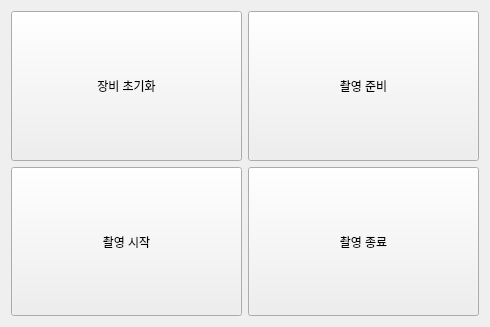
Qt form Project/src/imaging/ImagingSW/controlpanel.ui (AndaCondaa/Dental_Imaging_SW_System) before a commit.
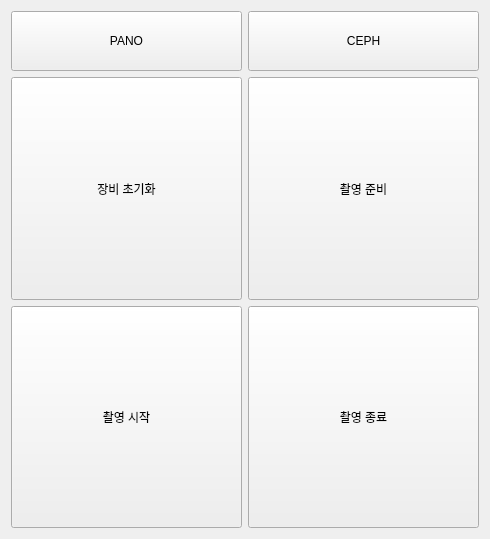
The same form after that commit.

Diff of the .ui file:
```diff
--- a/Project/src/imaging/ImagingSW/controlpanel.ui
+++ b/Project/src/imaging/ImagingSW/controlpanel.ui
@@ -7,55 +7,14 @@
     <x>0</x>
     <y>0</y>
     <width>490</width>
-    <height>327</height>
+    <height>539</height>
    </rect>
   </property>
   <property name="windowTitle">
    <string>Form</string>
   </property>
   <layout class="QGridLayout" name="gridLayout">
-   <item row="0" column="0">
-    <widget class="QPushButton" name="resetButton">
-     <property name="sizePolicy">
-      <sizepolicy hsizetype="Minimum" vsizetype="Minimum">
-       <horstretch>0</horstretch>
-       <verstretch>0</verstretch>
-      </sizepolicy>
-     </property>
-     <property name="minimumSize">
-      <size>
-       <width>151</width>
-       <height>90</height>
-      </size>
-     </property>
-     <property name="text">
-      <string>장비 초기화</string>
-     </property>
-     <property name="checkable">
-      <bool>false</bool>
-     </property>
-    </widget>
-   </item>
-   <item row="0" column="1">
-    <widget class="QPushButton" name="readyButton">
-     <property name="sizePolicy">
-      <sizepolicy hsizetype="Minimum" vsizetype="Minimum">
-       <horstretch>0</horstretch>
-       <verstretch>0</verstretch>
-      </sizepolicy>
-     </property>
-     <property name="minimumSize">
-      <size>
-       <width>150</width>
-       <height>90</height>
-      </size>
-     </property>
-     <property name="text">
-      <string>촬영 준비</string>
-     </property>
-    </widget>
-   </item>
-   <item row="1" column="1">
+   <item row="2" column="2">
     <widget class="QPushButton" name="stopButton">
      <property name="sizePolicy">
       <sizepolicy hsizetype="Minimum" vsizetype="Minimum">
@@ -74,7 +33,79 @@
      </property>
     </widget>
    </item>
+   <item row="1" column="2">
+    <widget class="QPushButton" name="readyButton">
+     <property name="sizePolicy">
+      <sizepolicy hsizetype="Minimum" vsizetype="Minimum">
+       <horstretch>0</horstretch>
+       <verstretch>0</verstretch>
+      </sizepolicy>
+     </property>
+     <property name="minimumSize">
+      <size>
+       <width>150</width>
+       <height>90</height>
+      </size>
+     </property>
+     <property name="text">
+      <string>촬영 준비</string>
+     </property>
+    </widget>
+   </item>
    <item row="1" column="0">
+    <widget class="QPushButton" name="resetButton">
+     <property name="sizePolicy">
+      <sizepolicy hsizetype="Minimum" vsizetype="Minimum">
+       <horstretch>0</horstretch>
+       <verstretch>0</verstretch>
+      </sizepolicy>
+     </property>
+     <property name="minimumSize">
+      <size>
+       <width>150</width>
+       <height>90</height>
+      </size>
+     </property>
+     <property name="text">
+      <string>장비 초기화</string>
+     </property>
+     <property name="checkable">
+      <bool>false</bool>
+     </property>
+    </widget>
+   </item>
+   <item row="0" column="0">
+    <widget class="QPushButton" name="panoButton">
+     <property name="sizePolicy">
+      <sizepolicy hsizetype="Minimum" vsizetype="Preferred">
+       <horstretch>0</horstretch>
+       <verstretch>0</verstretch>
+      </sizepolicy>
+     </property>
+     <property name="minimumSize">
+      <size>
+       <width>151</width>
+       <height>60</height>
+      </size>
+     </property>
+     <property name="maximumSize">
+      <size>
+       <width>16777215</width>
+       <height>60</height>
+      </size>
+     </property>
+     <property name="text">
+      <string>PANO</string>
+     </property>
+     <property name="checkable">
+      <bool>true</bool>
+     </property>
+     <property name="checked">
+      <bool>false</bool>
+     </property>
+    </widget>
+   </item>
+   <item row="2" column="0">
     <widget class="QPushButton" name="startButton">
      <property name="sizePolicy">
       <sizepolicy hsizetype="Minimum" vsizetype="Minimum">
@@ -93,6 +124,37 @@
      </property>
     </widget>
    </item>
+   <item row="0" column="2">
+    <widget class="QPushButton" name="cephButton">
+     <property name="sizePolicy">
+      <sizepolicy hsizetype="Minimum" vsizetype="Preferred">
+       <horstretch>0</horstretch>
+       <verstretch>0</verstretch>
+      </sizepolicy>
+     </property>
+     <property name="minimumSize">
+      <size>
+       <width>151</width>
+       <height>60</height>
+      </size>
+     </property>
+     <property name="maximumSize">
+      <size>
+       <width>16777215</width>
+       <height>60</height>
+      </size>
+     </property>
+     <property name="text">
+      <string>CEPH</string>
+     </property>
+     <property name="checkable">
+      <bool>true</bool>
+     </property>
+     <property name="checked">
+      <bool>false</bool>
+     </property>
+    </widget>
+   </item>
   </layout>
  </widget>
  <resources/>
```
